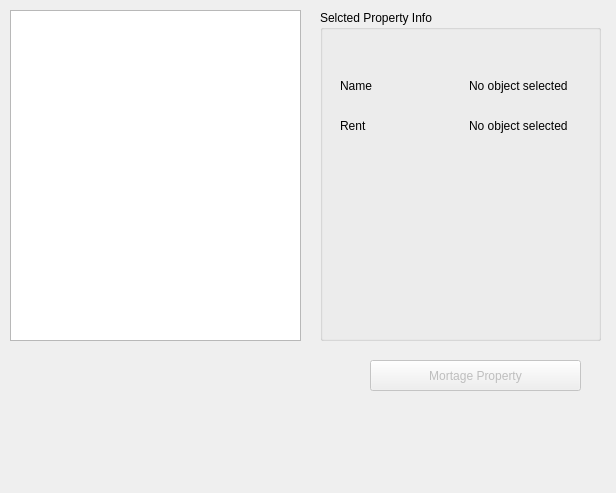
This is propertydisplay.ui in quinnmil/Monopoly as Qt 5 draws it before an edit. The edited form follows.
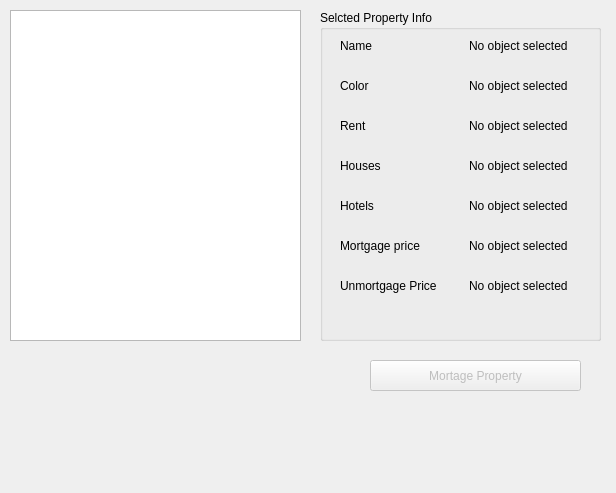
This is the edited form.

The edit to the form file:
```diff
--- a/propertydisplay.ui
+++ b/propertydisplay.ui
@@ -61,11 +61,11 @@
      </item>
     </layout>
    </widget>
-   <widget class="QWidget" name="">
+   <widget class="QWidget" name="layoutWidget">
     <property name="geometry">
      <rect>
       <x>20</x>
-      <y>60</y>
+      <y>20</y>
       <width>251</width>
       <height>31</height>
      </rect>
@@ -79,7 +79,137 @@
       </widget>
      </item>
      <item>
-      <widget class="QLabel" name="label_2">
+      <widget class="QLabel" name="nameString">
+       <property name="text">
+        <string>No object selected</string>
+       </property>
+      </widget>
+     </item>
+    </layout>
+   </widget>
+   <widget class="QWidget" name="layoutWidget_2">
+    <property name="geometry">
+     <rect>
+      <x>20</x>
+      <y>140</y>
+      <width>251</width>
+      <height>31</height>
+     </rect>
+    </property>
+    <layout class="QHBoxLayout" name="horizontalLayout_3">
+     <item>
+      <widget class="QLabel" name="houseLabel">
+       <property name="text">
+        <string>Houses</string>
+       </property>
+      </widget>
+     </item>
+     <item>
+      <widget class="QLabel" name="houseString">
+       <property name="text">
+        <string>No object selected</string>
+       </property>
+      </widget>
+     </item>
+    </layout>
+   </widget>
+   <widget class="QWidget" name="layoutWidget_3">
+    <property name="geometry">
+     <rect>
+      <x>20</x>
+      <y>180</y>
+      <width>251</width>
+      <height>31</height>
+     </rect>
+    </property>
+    <layout class="QHBoxLayout" name="horizontalLayout_4">
+     <item>
+      <widget class="QLabel" name="hotelLabel">
+       <property name="text">
+        <string>Hotels</string>
+       </property>
+      </widget>
+     </item>
+     <item>
+      <widget class="QLabel" name="hotelString">
+       <property name="text">
+        <string>No object selected</string>
+       </property>
+      </widget>
+     </item>
+    </layout>
+   </widget>
+   <widget class="QWidget" name="layoutWidget_8">
+    <property name="geometry">
+     <rect>
+      <x>20</x>
+      <y>220</y>
+      <width>251</width>
+      <height>31</height>
+     </rect>
+    </property>
+    <layout class="QHBoxLayout" name="horizontalLayout_9">
+     <item>
+      <widget class="QLabel" name="mortgageLabel">
+       <property name="text">
+        <string>Mortgage price</string>
+       </property>
+      </widget>
+     </item>
+     <item>
+      <widget class="QLabel" name="mortgageString">
+       <property name="text">
+        <string>No object selected</string>
+       </property>
+      </widget>
+     </item>
+    </layout>
+   </widget>
+   <widget class="QWidget" name="layoutWidget_9">
+    <property name="geometry">
+     <rect>
+      <x>20</x>
+      <y>60</y>
+      <width>251</width>
+      <height>31</height>
+     </rect>
+    </property>
+    <layout class="QHBoxLayout" name="horizontalLayout_10">
+     <item>
+      <widget class="QLabel" name="colorLabel">
+       <property name="text">
+        <string>Color</string>
+       </property>
+      </widget>
+     </item>
+     <item>
+      <widget class="QLabel" name="colorString">
+       <property name="text">
+        <string>No object selected</string>
+       </property>
+      </widget>
+     </item>
+    </layout>
+   </widget>
+   <widget class="QWidget" name="layoutWidget_10">
+    <property name="geometry">
+     <rect>
+      <x>20</x>
+      <y>260</y>
+      <width>251</width>
+      <height>31</height>
+     </rect>
+    </property>
+    <layout class="QHBoxLayout" name="horizontalLayout_11">
+     <item>
+      <widget class="QLabel" name="unmortgageLabel">
+       <property name="text">
+        <string>Unmortgage Price</string>
+       </property>
+      </widget>
+     </item>
+     <item>
+      <widget class="QLabel" name="unmortgageString">
        <property name="text">
         <string>No object selected</string>
        </property>
```
Left out of the diff: 2 changed lines with no effect on the pictures.
